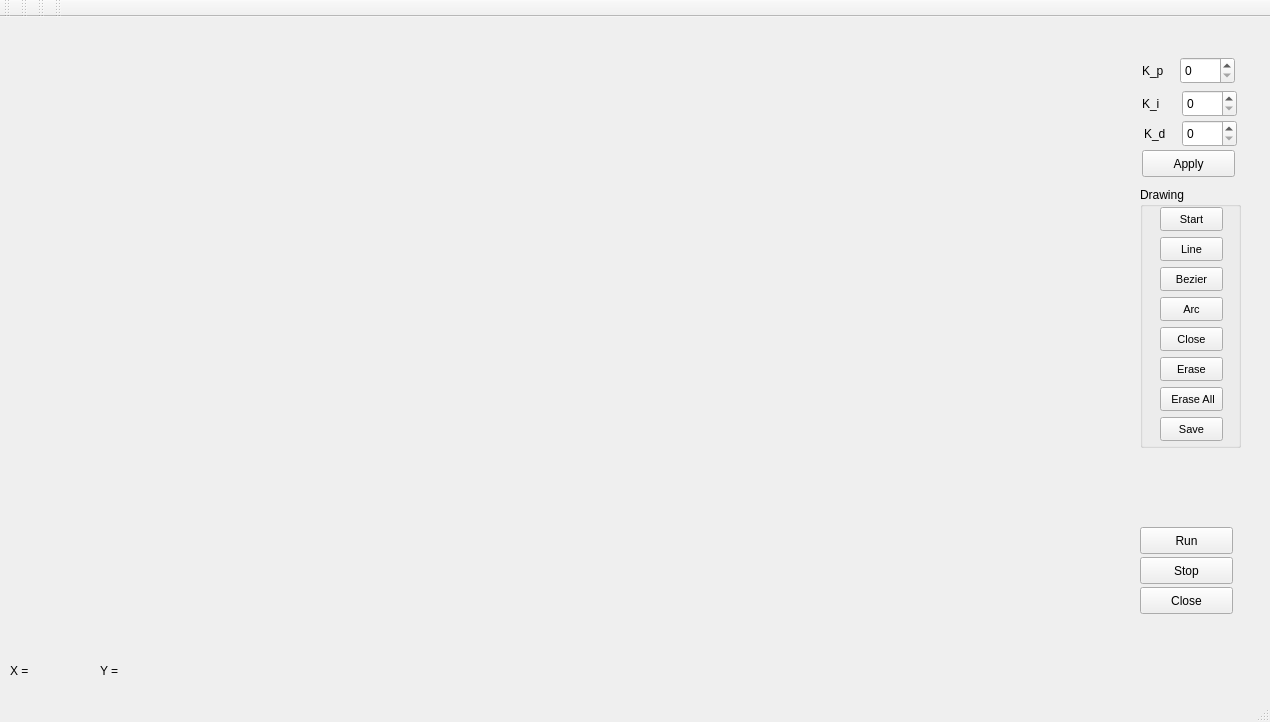
This is MotionPhill/ui/motion.ui in RoboJackets/robocup-software as Qt 5 draws it before an edit. The edited form follows.
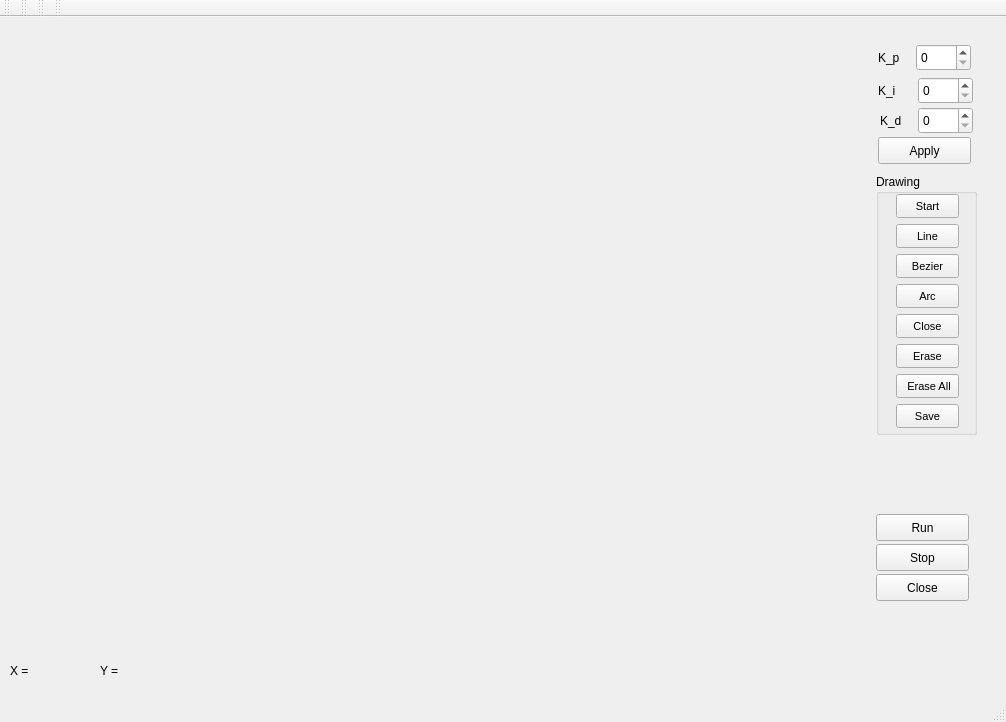
This is the edited form.

Commit message: MotionTest now draws using a derived version of Log::FieldView giving it OpenGL goodness

Patch:
```diff
--- a/MotionPhill/ui/motion.ui
+++ b/MotionPhill/ui/motion.ui
@@ -5,7 +5,7 @@
    <rect>
     <x>0</x>
     <y>0</y>
-    <width>1270</width>
+    <width>1006</width>
     <height>722</height>
    </rect>
   </property>
@@ -16,8 +16,8 @@
    <widget class="QPushButton" name="run" >
     <property name="geometry" >
      <rect>
-      <x>1140</x>
-      <y>510</y>
+      <x>876</x>
+      <y>497</y>
       <width>93</width>
       <height>27</height>
      </rect>
@@ -29,8 +29,8 @@
    <widget class="QPushButton" name="stop" >
     <property name="geometry" >
      <rect>
-      <x>1140</x>
-      <y>540</y>
+      <x>876</x>
+      <y>527</y>
       <width>93</width>
       <height>27</height>
      </rect>
@@ -42,8 +42,8 @@
    <widget class="QLabel" name="kP" >
     <property name="geometry" >
      <rect>
-      <x>1142</x>
-      <y>40</y>
+      <x>878</x>
+      <y>27</y>
       <width>32</width>
       <height>27</height>
      </rect>
@@ -55,8 +55,8 @@
    <widget class="QSpinBox" name="K_p" >
     <property name="geometry" >
      <rect>
-      <x>1180</x>
-      <y>40</y>
+      <x>916</x>
+      <y>27</y>
       <width>55</width>
       <height>27</height>
      </rect>
@@ -71,8 +71,8 @@
    <widget class="QLabel" name="kI" >
     <property name="geometry" >
      <rect>
-      <x>1142</x>
-      <y>73</y>
+      <x>878</x>
+      <y>60</y>
       <width>32</width>
       <height>27</height>
      </rect>
@@ -84,8 +84,8 @@
    <widget class="QSpinBox" name="K_i" >
     <property name="geometry" >
      <rect>
-      <x>1182</x>
-      <y>73</y>
+      <x>918</x>
+      <y>60</y>
       <width>55</width>
       <height>27</height>
      </rect>
@@ -97,8 +97,8 @@
    <widget class="QLabel" name="kD" >
     <property name="geometry" >
      <rect>
-      <x>1144</x>
-      <y>103</y>
+      <x>880</x>
+      <y>90</y>
       <width>32</width>
       <height>27</height>
      </rect>
@@ -110,8 +110,8 @@
    <widget class="QSpinBox" name="K_d" >
     <property name="geometry" >
      <rect>
-      <x>1182</x>
-      <y>103</y>
+      <x>918</x>
+      <y>90</y>
       <width>55</width>
       <height>27</height>
      </rect>
@@ -123,8 +123,8 @@
    <widget class="QPushButton" name="apply" >
     <property name="geometry" >
      <rect>
-      <x>1142</x>
-      <y>133</y>
+      <x>878</x>
+      <y>120</y>
       <width>93</width>
       <height>27</height>
      </rect>
@@ -136,8 +136,8 @@
    <widget class="QPushButton" name="close" >
     <property name="geometry" >
      <rect>
-      <x>1140</x>
-      <y>570</y>
+      <x>876</x>
+      <y>557</y>
       <width>93</width>
       <height>27</height>
      </rect>
@@ -149,8 +149,8 @@
    <widget class="QGroupBox" name="pathEditor" >
     <property name="geometry" >
      <rect>
-      <x>1140</x>
-      <y>170</y>
+      <x>876</x>
+      <y>157</y>
       <width>101</width>
       <height>261</height>
      </rect>
@@ -334,8 +334,8 @@
      <rect>
       <x>10</x>
       <y>10</y>
-      <width>901</width>
-      <height>631</height>
+      <width>841</width>
+      <height>581</height>
      </rect>
     </property>
     <layout class="QGridLayout" />
```
Left out of the diff: 4 changed lines with no effect on the pictures. The commit also changes 23 other files.
